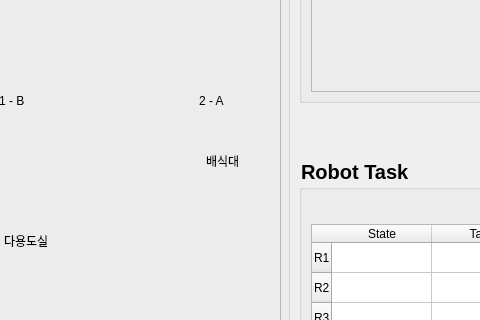
This is nursing_home/src/ui_pkg/ui_pkg/monitoring.ui in addinedu-ros-3rd/ros-repo-1 as Qt 5 draws it before an edit; both pictures show x 111 to 591 and y 138 to 458 of the 1473 by 584 pixel window. The edited form follows.
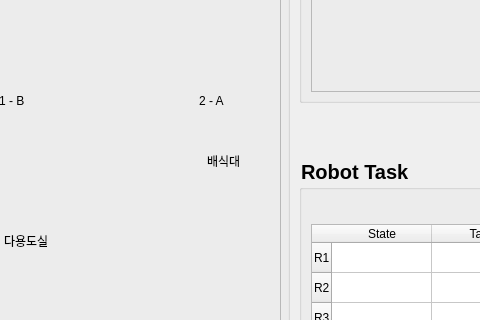
This is the edited form.

```diff
--- a/nursing_home/src/ui_pkg/ui_pkg/monitoring.ui
+++ b/nursing_home/src/ui_pkg/ui_pkg/monitoring.ui
@@ -470,7 +470,7 @@
    <widget class="QLabel" name="label_5">
     <property name="geometry">
      <rect>
-      <x>307</x>
+      <x>308</x>
       <y>240</y>
       <width>67</width>
       <height>17</height>
```
